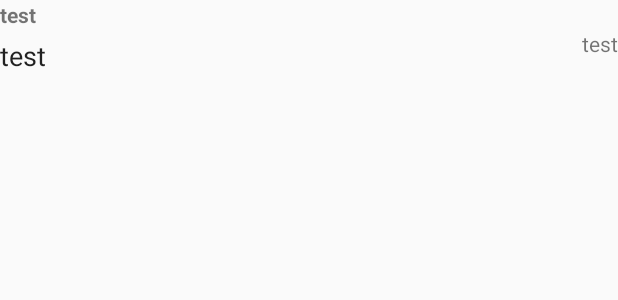
After one commit to mlj12/AgroEcommerce, an Android app: the layout list_item.xml on its own in the app's theme, with its tools: preview values and no code run, on a phone screen of 412 x 824 dp. The commit adds this screen. Shown: the top 300 px of the screen. Run offline under Robolectric (Android 15) with nearby library versions, the phone set to English and light mode, and no system bars.

Commit message:
Sort fixed

```diff
--- a/app/build.gradle
+++ b/app/build.gradle
@@ -36,6 +36,7 @@ dependencies {
     implementation 'com.squareup.picasso:picasso:2.71828'
     implementation 'com.github.rey5137:material:1.2.5'
     implementation 'de.hdodenhof:circleimageview:2.2.0'
+    implementation 'com.firebaseui:firebase-ui:0.6.2'
     implementation 'com.theartofdev.edmodo:android-image-cropper:2.7.+'
     implementation 'com.android.support:cardview-v7:27.1.1'
     implementation 'com.android.support:recyclerview-v7:27.1.1'
--- a/app/src/main/AndroidManifest.xml
+++ b/app/src/main/AndroidManifest.xml
@@ -11,7 +11,8 @@
         android:supportsRtl="true"
         android:theme="@style/AppTheme"
         tools:replace="android:icon">
-        <activity android:name=".ConfirmOrder"></activity>
+        <activity android:name=".Chat"></activity>
+        <activity android:name=".ConfirmOrder" />
         <activity
             android:name=".Home2"
             android:label="@string/title_activity_home2"
--- a/app/src/main/java/uk/aber/ac/agroecommerce/MainActivity.java
+++ b/app/src/main/java/uk/aber/ac/agroecommerce/MainActivity.java
@@ -31,7 +31,7 @@ public class MainActivity extends AppCompatActivity {
 
 
 
-                Intent i = new Intent(MainActivity.this, Register.class);
+                Intent i = new Intent(MainActivity.this, Home2.class);
 
                 startActivity(i);
 
@@ -41,7 +41,7 @@ public class MainActivity extends AppCompatActivity {
 
             }
 
-        }, 3*1000); // wait for 5 seconds
+        }, 1*1000); // wait for 5 seconds
 
 
     }
--- a/app/src/main/java/uk/aber/ac/agroecommerce/ProductDetail.java
+++ b/app/src/main/java/uk/aber/ac/agroecommerce/ProductDetail.java
@@ -83,6 +83,8 @@ public class ProductDetail extends AppCompatActivity {
         });
     }
 
+    // When clicking on add to cart button, adding the items in the cart list.
+
     private void addingToCartList() {
 
         String saveCurrentTime, saveCurrentDate;
@@ -134,7 +136,7 @@ public class ProductDetail extends AppCompatActivity {
 
     }
 
-
+// working
     private void getProductDetails(final String productID) {
 
         DatabaseReference productRef = FirebaseDatabase.getInstance().getReference().child("Products");
@@ -148,7 +150,7 @@ public class ProductDetail extends AppCompatActivity {
 
                     Products products = dataSnapshot.getValue(Products.class);
                     productName.setText(products.getName());
-                    productPrice.setText(products.getPrice());
+                    productPrice.setText(String.valueOf(products.getPrice())); // Should convert int price from model to String.
                     productDescription.setText(products.getDescription());
                     Picasso.get().load(products.getImage()).into(productImage);
 
--- /dev/null
+++ b/app/src/main/res/drawable/ic_send_black_24dp.xml
@@ -0,0 +1,5 @@
+<vector android:height="24dp" android:tint="#FFFFFF"
+    android:viewportHeight="24.0" android:viewportWidth="24.0"
+    android:width="24dp" xmlns:android="http://schemas.android.com/apk/res/android">
+    <path android:fillColor="#FF000000" android:pathData="M2.01,21L23,12 2.01,3 2,10l15,2 -15,2z"/>
+</vector>
--- /dev/null
+++ b/app/src/main/res/layout/list_item.xml
@@ -0,0 +1,49 @@
+<?xml version="1.0" encoding="utf-8"?>
+<RelativeLayout
+    xmlns:android="http://schemas.android.com/apk/res/android"
+    xmlns:app="http://schemas.android.com/apk/res-auto"
+    android:layout_width="match_parent"
+    android:layout_height="match_parent">
+
+    <TextView
+        android:layout_alignParentTop="true"
+        android:layout_alignParentStart="true"
+        android:textStyle="bold"
+        android:id="@+id/message_user"
+        android:layout_width="wrap_content"
+        android:layout_height="wrap_content"
+        android:layout_alignParentLeft="true"
+        android:text="test"
+        />
+
+
+    <TextView
+
+        android:id="@+id/message_time"
+        android:layout_below="@id/message_user"
+        android:layout_alignParentEnd="true"
+        android:layout_width="wrap_content"
+        android:layout_height="wrap_content"
+        android:layout_alignParentLeft="true"
+        android:layout_alignParentRight="true"
+        android:text="test"
+        />
+
+
+    <TextView
+
+        android:id="@+id/message_text"
+        android:layout_width="wrap_content"
+        android:layout_height="wrap_content"
+       android:layout_alignParentLeft="true"
+        android:layout_marginTop="5dp"
+        android:textAppearance="@style/TextAppearance.AppCompat.Body1"
+        android:text="test"
+        android:layout_below="@id/message_user"
+        android:textSize="18sp"
+
+
+       />
+
+
+</RelativeLayout>
```
Also changed, not shown: app/src/main/java/uk/aber/ac/agroecommerce/AddProduct.java (+12 -11 lines), app/src/main/java/uk/aber/ac/agroecommerce/Cart.java (+8 -4 lines), app/src/main/java/uk/aber/ac/agroecommerce/Chat.java (added, +71 -0 lines), app/src/main/java/uk/aber/ac/agroecommerce/Products.java (+11 -10 lines), app/src/main/res/layout/activity_chat.xml (added, +54 -0 lines).
